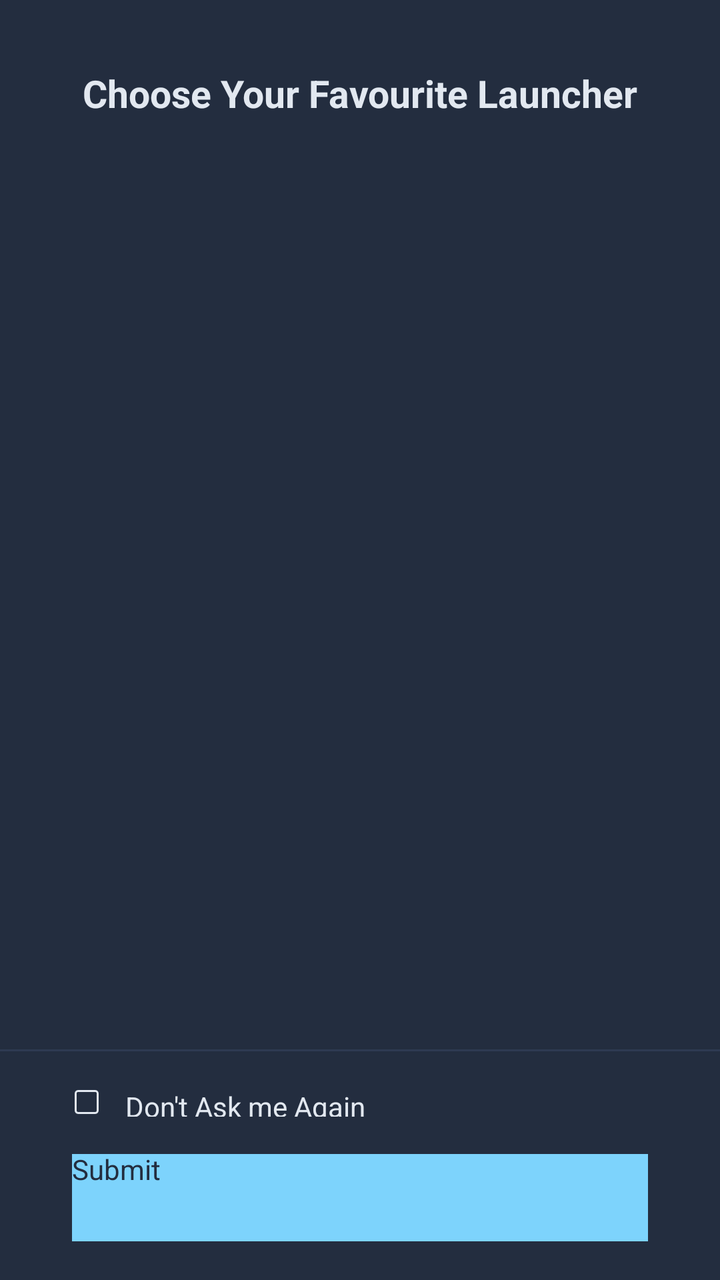
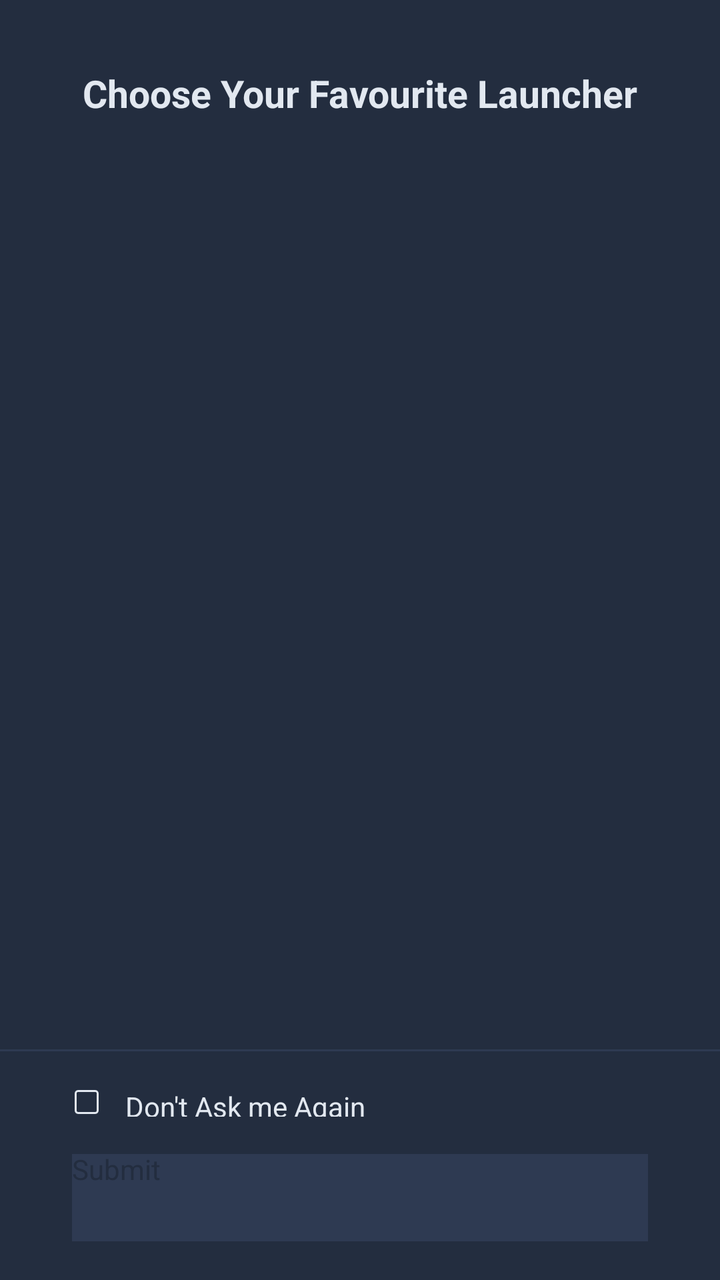

Screens rendered from an Android XML layout before and after an edit, with the pre-edit source and the edit as a unified diff.
<!-- AndroidManifest.xml: activity theme Theme.NihalHome -->
<!-- res/layout/activity_choose_launcher.xml -->
<?xml version="1.0" encoding="utf-8"?>
<androidx.constraintlayout.widget.ConstraintLayout xmlns:android="http://schemas.android.com/apk/res/android"
    xmlns:app="http://schemas.android.com/apk/res-auto"
    android:layout_width="match_parent"
    android:layout_height="match_parent"
    android:background="@color/onboarding_background">

    <androidx.constraintlayout.widget.Guideline
        android:id="@+id/guideTitleTop"
        android:layout_width="wrap_content"
        android:layout_height="wrap_content"
        android:orientation="horizontal"
        app:layout_constraintGuide_percent="0.0544" />

    <androidx.constraintlayout.widget.Guideline
        android:id="@+id/guideTitleBottom"
        android:layout_width="wrap_content"
        android:layout_height="wrap_content"
        android:orientation="horizontal"
        app:layout_constraintGuide_percent="0.0946" />

    <androidx.constraintlayout.widget.Guideline
        android:id="@+id/guideContentStart"
        android:layout_width="wrap_content"
        android:layout_height="wrap_content"
        android:orientation="horizontal"
        app:layout_constraintGuide_percent="0.149" />

    <androidx.constraintlayout.widget.Guideline
        android:id="@+id/guidelineContentFooter"
        android:layout_width="wrap_content"
        android:layout_height="wrap_content"
        android:orientation="horizontal"
        app:layout_constraintGuide_percent="0.82" />

    <androidx.constraintlayout.widget.Guideline
        android:id="@+id/guideLeft"
        android:layout_width="wrap_content"
        android:layout_height="wrap_content"
        android:orientation="vertical"
        app:layout_constraintGuide_percent="0.10" />

    <androidx.constraintlayout.widget.Guideline
        android:id="@+id/guideRight"
        android:layout_width="wrap_content"
        android:layout_height="wrap_content"
        android:orientation="vertical"
        app:layout_constraintGuide_percent="0.90" />

    <androidx.appcompat.widget.AppCompatTextView
        android:id="@+id/textSheetTitle"
        android:layout_width="0dp"
        android:layout_height="0dp"
        android:text="@string/choose_favourite_launcher_title"
        android:textColor="@color/onboarding_heading"
        android:textStyle="bold"
        android:gravity="center"
        android:maxLines="1"
        android:includeFontPadding="false"
        android:ellipsize="none"
        app:autoSizeTextType="uniform"
        app:autoSizeMinTextSize="1sp"
        app:autoSizeMaxTextSize="200sp"
        app:autoSizeStepGranularity="1sp"
        app:layout_constraintStart_toStartOf="@id/guideLeft"
        app:layout_constraintEnd_toEndOf="@id/guideRight"
        app:layout_constraintTop_toTopOf="@id/guideTitleTop"
        app:layout_constraintBottom_toBottomOf="@id/guideTitleBottom" />

    <androidx.constraintlayout.widget.ConstraintLayout
        android:id="@+id/contentSection"
        android:layout_width="0dp"
        android:layout_height="0dp"
        app:layout_constraintTop_toBottomOf="@id/guideContentStart"
        app:layout_constraintBottom_toTopOf="@id/guidelineContentFooter"
        app:layout_constraintStart_toStartOf="parent"
        app:layout_constraintEnd_toEndOf="parent">

        <ScrollView
            android:layout_width="0dp"
            android:layout_height="0dp"
            app:layout_constraintTop_toTopOf="parent"
            app:layout_constraintBottom_toBottomOf="parent"
            app:layout_constraintStart_toStartOf="parent"
            app:layout_constraintEnd_toEndOf="parent">

            <LinearLayout
                android:id="@+id/launcherListContainer"
                android:layout_width="match_parent"
                android:layout_height="wrap_content"
                android:orientation="vertical"
                android:paddingStart="24dp"
                android:paddingEnd="24dp" />

        </ScrollView>

    </androidx.constraintlayout.widget.ConstraintLayout>

    <androidx.constraintlayout.widget.ConstraintLayout
        android:id="@+id/footerSection"
        android:layout_width="0dp"
        android:layout_height="0dp"
        app:layout_constraintTop_toBottomOf="@id/guidelineContentFooter"
        app:layout_constraintBottom_toBottomOf="parent"
        app:layout_constraintStart_toStartOf="parent"
        app:layout_constraintEnd_toEndOf="parent">

        <androidx.constraintlayout.widget.Guideline
            android:id="@+id/guidelineFooterLeft"
            android:layout_width="wrap_content"
            android:layout_height="wrap_content"
            android:orientation="vertical"
            app:layout_constraintGuide_percent="0.10" />

        <androidx.constraintlayout.widget.Guideline
            android:id="@+id/guidelineFooterRight"
            android:layout_width="wrap_content"
            android:layout_height="wrap_content"
            android:orientation="vertical"
            app:layout_constraintGuide_percent="0.90" />

        <androidx.constraintlayout.widget.Guideline
            android:id="@+id/guidelineDividerBottom"
            android:layout_width="wrap_content"
            android:layout_height="wrap_content"
            android:orientation="horizontal"
            app:layout_constraintGuide_percent="0.008" />

        <androidx.constraintlayout.widget.Guideline
            android:id="@+id/guidelineCheckboxTop"
            android:layout_width="wrap_content"
            android:layout_height="wrap_content"
            android:orientation="horizontal"
            app:layout_constraintGuide_percent="0.164" />

        <androidx.constraintlayout.widget.Guideline
            android:id="@+id/guidelineCheckboxBottom"
            android:layout_width="wrap_content"
            android:layout_height="wrap_content"
            android:orientation="horizontal"
            app:layout_constraintGuide_percent="0.293" />

        <androidx.constraintlayout.widget.Guideline
            android:id="@+id/guidelineButtonTop"
            android:layout_width="wrap_content"
            android:layout_height="wrap_content"
            android:orientation="horizontal"
            app:layout_constraintGuide_percent="0.453" />

        <androidx.constraintlayout.widget.Guideline
            android:id="@+id/guidelineButtonBottom"
            android:layout_width="wrap_content"
            android:layout_height="wrap_content"
            android:orientation="horizontal"
            app:layout_constraintGuide_percent="0.833" />

        <View
            android:id="@+id/dividerLine"
            android:layout_width="0dp"
            android:layout_height="0dp"
            android:background="@color/onboarding_button_unselected"
            app:layout_constraintTop_toTopOf="parent"
            app:layout_constraintBottom_toTopOf="@id/guidelineDividerBottom"
            app:layout_constraintStart_toStartOf="parent"
            app:layout_constraintEnd_toEndOf="parent" />

        <androidx.constraintlayout.widget.ConstraintLayout
            android:id="@+id/rowDontAskAgain"
            android:layout_width="0dp"
            android:layout_height="0dp"
            android:background="?android:attr/selectableItemBackground"
            android:clickable="true"
            android:focusable="true"
            app:layout_constraintTop_toTopOf="@id/guidelineCheckboxTop"
            app:layout_constraintBottom_toTopOf="@id/guidelineCheckboxBottom"
            app:layout_constraintStart_toStartOf="@id/guidelineFooterLeft"
            app:layout_constraintEnd_toEndOf="@id/guidelineFooterRight">

            <ImageView
                android:id="@+id/imageCheckboxIcon"
                android:layout_width="0dp"
                android:layout_height="0dp"
                android:src="@drawable/ic_checkbox_unchecked"
                app:layout_constraintDimensionRatio="1:1"
                app:layout_constraintTop_toTopOf="parent"
                app:layout_constraintBottom_toBottomOf="parent"
                app:layout_constraintStart_toStartOf="parent" />

            <TextView
                android:id="@+id/textDontAskAgain"
                android:layout_width="0dp"
                android:layout_height="0dp"
                android:layout_marginStart="12dp"
                android:gravity="center_vertical"
                android:text="@string/dont_ask_me_again"
                android:textColor="@color/onboarding_heading"
                app:layout_constraintTop_toTopOf="parent"
                app:layout_constraintBottom_toBottomOf="parent"
                app:layout_constraintStart_toEndOf="@id/imageCheckboxIcon"
                app:layout_constraintEnd_toEndOf="parent" />

        </androidx.constraintlayout.widget.ConstraintLayout>

        <Button
            android:id="@+id/buttonSubmit"
            android:layout_width="0dp"
            android:layout_height="0dp"
            android:background="@color/onboarding_accent"
            android:enabled="false"
            android:text="@string/action_submit"
            android:textColor="@color/onboarding_button_text"
            android:textAllCaps="false"
            android:includeFontPadding="false"
            android:elevation="0dp"
            app:layout_constraintTop_toTopOf="@id/guidelineButtonTop"
            app:layout_constraintBottom_toTopOf="@id/guidelineButtonBottom"
            app:layout_constraintStart_toStartOf="@id/guidelineFooterLeft"
            app:layout_constraintEnd_toEndOf="@id/guidelineFooterRight"
            app:layout_constraintHeight_default="spread" />

    </androidx.constraintlayout.widget.ConstraintLayout>

</androidx.constraintlayout.widget.ConstraintLayout>
<!-- resources referenced by this layout -->
<resources>
  <color name="onboarding_accent">#7DD3FC</color>
  <color name="onboarding_background">#232D3F</color>
  <color name="onboarding_button_text">#232D3F</color>
  <color name="onboarding_button_unselected">#2E3A52</color>
  <color name="onboarding_heading">#E2E8F0</color>
  <!-- drawable ic_checkbox_unchecked (drawable) -->
  <vector xmlns:android="http://schemas.android.com/apk/res/android"
      android:width="24dp"
      android:height="24dp"
      android:viewportWidth="24"
      android:viewportHeight="24">
      <path
          android:pathData="M5,3h14c1.1,0 2,0.9 2,2v14c0,1.1 -0.9,2 -2,2h-14c-1.1,0 -2,-0.9 -2,-2v-14c0,-1.1 0.9,-2 2,-2z"
          android:strokeColor="@color/onboarding_heading"
          android:strokeWidth="1.6"
          android:fillColor="#00000000" />
  </vector>
  <string name="action_submit">Submit</string>
  <string name="choose_favourite_launcher_title">Choose Your Favourite Launcher</string>
  <string name="dont_ask_me_again">Don\'t Ask me Again</string>
  <style name="Theme.NihalHome" parent="android:Theme.Material.Light.NoActionBar">
          <item name="android:windowBackground">@android:color/white</item>
          <item name="android:statusBarColor">@android:color/white</item>
          <item name="android:navigationBarColor">@android:color/white</item>
          <item name="android:windowLightStatusBar">true</item>
      </style>
</resources>

<!-- the commit's change to res/layout/activity_choose_launcher.xml (unified diff, before → after) -->
@@ -205,7 +205,7 @@
             android:id="@+id/buttonSubmit"
             android:layout_width="0dp"
             android:layout_height="0dp"
-            android:background="@color/onboarding_accent"
+            android:background="@color/onboarding_button_unselected"
             android:enabled="false"
             android:text="@string/action_submit"
             android:textColor="@color/onboarding_button_text"
<!-- resource entries referenced after the edit -->
@@ -1,6 +1,5 @@
 <!-- resources referenced by this layout -->
 <resources>
-  <color name="onboarding_accent">#7DD3FC</color>
   <color name="onboarding_background">#232D3F</color>
   <color name="onboarding_button_text">#232D3F</color>
   <color name="onboarding_button_unselected">#2E3A52</color>
